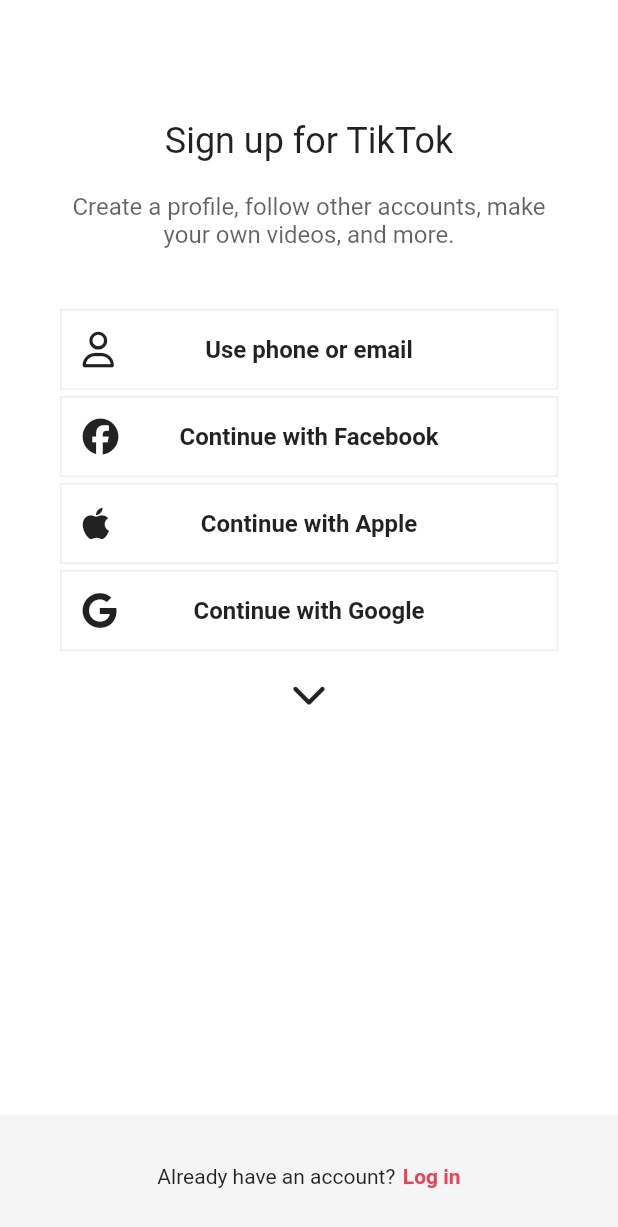
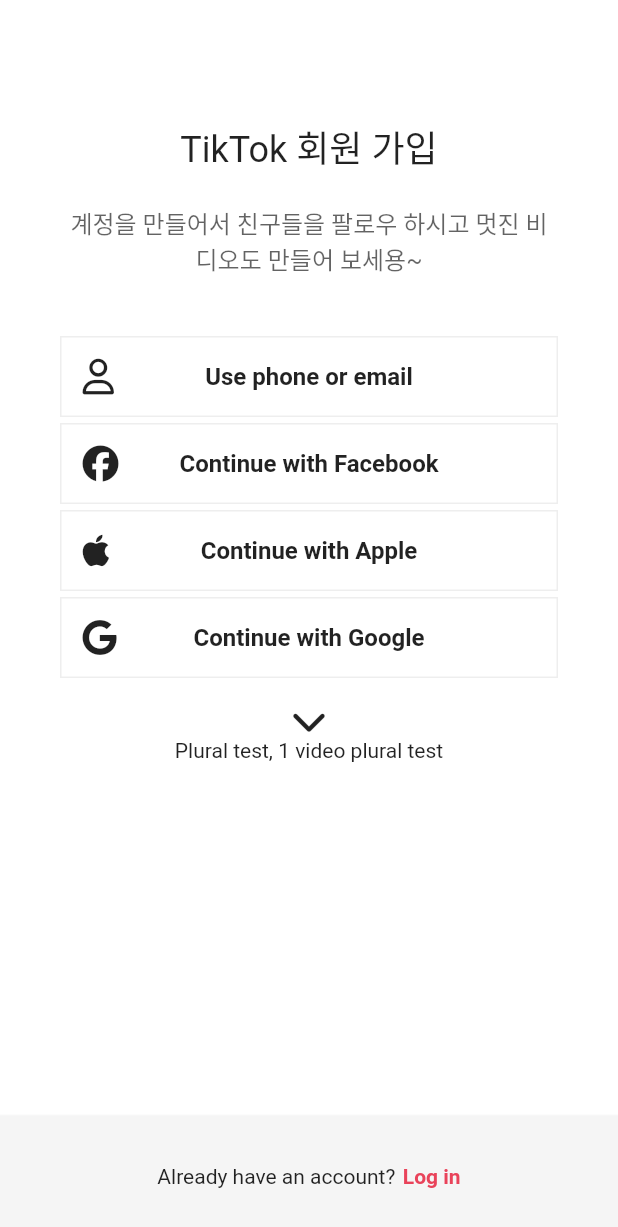
Before and after one commit to pleed215/tiktok_clone, a Flutter app: the SignUpScreen screen opened directly, on a phone screen of 412 x 824 dp. Shown: the top 1227 px of the screen. Run offline on Flutter 3.47's test engine with Material 2 defaults, Android fonts, the phone set to English and light mode, and no system bars; our stand-ins replace font_awesome_flutter, video_player, visibility_detector; network calls fail.

Commit message:
16.6 forking, what is this error 'type String is not subtype of type num'...???? why??

```diff
--- a/lib/features/authentication/sign_up.dart
+++ b/lib/features/authentication/sign_up.dart
@@ -31,7 +31,7 @@
 
   @override
   Widget build(BuildContext context) {
-    print(Localizations.localeOf(context));
+    S.load(Locale('ko'));
     return OrientationBuilder(builder: (context, orientation) {
       return Scaffold(
         body: SafeArea(
@@ -91,7 +91,8 @@
                   child: FaIcon(
                     FontAwesomeIcons.chevronDown,
                   ),
-                )
+                ),
+                Text(S.of(context).pluralTest(1)),
               ],
             ),
           ),
--- a/lib/features/videos/widgets/video_comment_modal.dart
+++ b/lib/features/videos/widgets/video_comment_modal.dart
@@ -1,6 +1,7 @@
 import 'package:flutter/material.dart';
 import 'package:font_awesome_flutter/font_awesome_flutter.dart';
 import 'package:tiktok_clone/features/videos/widgets/video_button.dart';
+import "package:tiktok_clone/generated/l10n.dart";
 
 import '../../../common/is_dark.dart';
 import '../../../constants/gaps.dart';
@@ -46,7 +47,7 @@
       child: Scaffold(
         backgroundColor: isDark ? null : Colors.grey.shade50,
         appBar: AppBar(
-          title: const Text("22796 comments"),
+          title: Text(S.of(context).commentCountTitle(2929292).toString()),
           backgroundColor: isDark ? null : Colors.grey.shade50,
           automaticallyImplyLeading: false,
           actions: [
@@ -106,7 +107,7 @@
                       Gaps.h8,
                       VideoButton(
                         icon: FontAwesomeIcons.heart,
-                        text: '52.2K',
+                        text: S.of(context).likeCount(5200000),
                         color: Colors.grey.shade500,
                         iconSize: Sizes.size24,
                         fontSize: Sizes.size14,
--- a/lib/l10n/intl_es.arb
+++ b/lib/l10n/intl_es.arb
@@ -2,5 +2,8 @@
     "signUpTitle": "Únete a la {nameOfTheApp}",
     "signUpSubTitle": "Crea un perfil, sigue otras cuentas, haz tus propios videos y más.",
     "loginTitle": "iniciar sesión en la {nameOfTheApp}",
-    "loginSubTitle": "Administre su cuenta, verifique notificaciones, comente videos y más."
+    "loginSubTitle": "Administre su cuenta, verifique notificaciones, comente videos y más.",
+    "likeCount": "{count}",
+    "commentCount": "{count}",
+    "commentCountTitle": "{count}, {count, plural, =0{comments} =1{comment} other{comments}}"
 }
--- a/lib/l10n/intl_ko.arb
+++ b/lib/l10n/intl_ko.arb
@@ -2,5 +2,8 @@
     "signUpTitle": "{nameOfTheApp} 회원 가입",
     "signUpSubTitle": "계정을 만들어서 친구들을 팔로우 하시고 멋진 비디오도 만들어 보세용~",
     "loginTitle": "{nameOfTheApp} 로그인",
-    "loginSubTitle": "로그인하여 계정관리, 알람확인, 영상에 댓글달기 등을 해보세용~"
+    "loginSubTitle": "로그인하여 계정관리, 알람확인, 영상에 댓글달기 등을 해보세용~",
+    "likeCount": "{count}",
+    "commentCount": "{count}",
+    "commentCountTitle": "{count}, {count, plural, =0{comments} =1{comment} other{comments}}"
 }
--- a/lib/main.dart
+++ b/lib/main.dart
@@ -1,7 +1,7 @@
 import 'package:flutter/material.dart';
 import 'package:flutter/services.dart';
 import 'package:flutter_localizations/flutter_localizations.dart';
-import 'package:tiktok_clone/features/authentication/sign_up.dart';
+import 'package:tiktok_clone/features/main_navigation/main_screen.dart';
 
 import 'constants/sizes.dart';
 import "generated/l10n.dart";
@@ -89,7 +89,7 @@
         ),
         primaryColor: const Color(0xFFe9435A),
       ),
-      home: const SignUpScreen(),
+      home: const MainScreen(),
     );
   }
 }
```
Also changed, not shown: lib/features/videos/widgets/video_post.dart (+4 -3 lines), lib/l10n/intl_en.arb (+32 -1 lines), lib/generated/intl/messages_en.dart, lib/generated/intl/messages_es.dart, lib/generated/intl/messages_ko.dart, lib/generated/l10n.dart.
